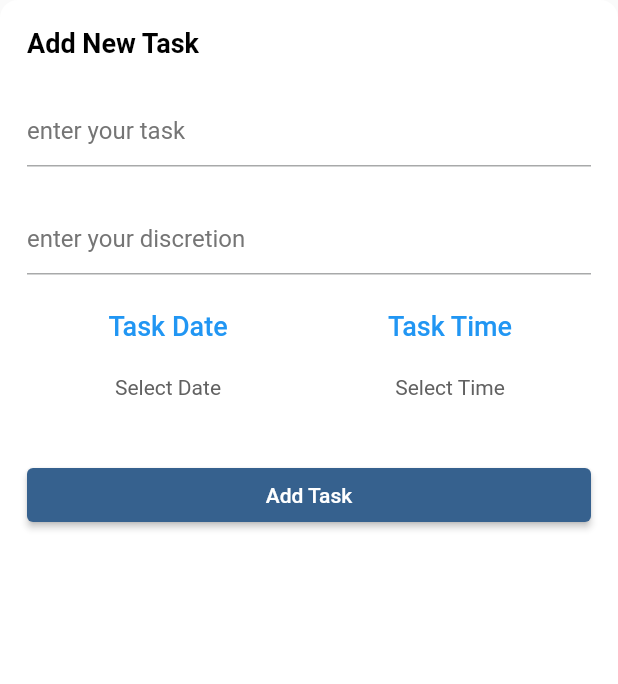
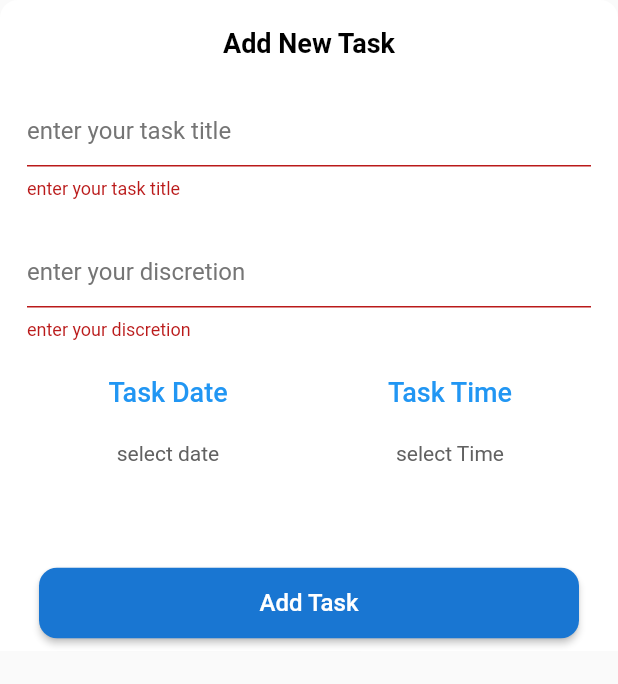
Before and after one commit to abdallahalnagar188/todo_flutter, a Flutter app: the AddTaskBottomSheet widget shown alone on an empty page, opened directly, after a tap on "Add Task", on a phone screen of 412 x 824 dp. Shown: the top 684 px of the screen. Run offline on Flutter 3.47's test engine with Material 3 defaults, Android fonts, the phone set to English and light mode, and no system bars; our stand-ins replace cloud_firestore, firebase_auth, firebase_core, flutter_slidable, shared_preferences; accounts and stored records are empty; generated files the repository leaves out were written again.

Commit message:
finish add task bottom sheet and date and time pickers

```diff
--- a/lib/l10n/app_en.arb
+++ b/lib/l10n/app_en.arb
@@ -14,5 +14,13 @@
   "fullNameHint": "please enter full name",
   "emailHint": "please enter email",
   "passwordHint": "please enter password",
-  "conformationPasswordHint": "please enter conformation password"
+  "conformationPasswordHint": "please enter conformation password",
+  "addTask": "Add Task",
+  "addNewTask": "Add New Task",
+  "enterYourTaskTitle": "enter your task title",
+  "enterYourTaskDiscretion": "enter your discretion",
+  "taskDate": "Task Date",
+  "selectDate": "select date",
+  "taskTime": "Task Time",
+  "selectTime": "select Time"
 }
--- a/lib/ui/common/add_task_bottom_sheet.dart
+++ b/lib/ui/common/add_task_bottom_sheet.dart
@@ -1,7 +1,8 @@
-import 'package:flutter/cupertino.dart';
 import 'package:flutter/material.dart';
 import 'package:todo_flutter/ui/common/add_task_form_field.dart';
-import 'package:todo_flutter/ui/common/app_utils.dart';
+import 'package:flutter_gen/gen_l10n/app_localizations.dart';
+import 'package:todo_flutter/ui/common/dialog_utils.dart';
+
 
 class AddTaskBottomSheet extends StatefulWidget {
   const AddTaskBottomSheet({super.key});
@@ -11,9 +12,16 @@ class AddTaskBottomSheet extends StatefulWidget {
 }
 
 class _AddTaskBottomSheetState extends State<AddTaskBottomSheet> {
+  var formKey = GlobalKey<FormState>();
+  var title = TextEditingController();
+  var description = TextEditingController();
+
   @override
   Widget build(BuildContext context) {
-    return Container(
+    return SingleChildScrollView(
+      child: Form(
+        key: formKey,
+        child: Container(
           padding: EdgeInsets.symmetric(horizontal: 18),
           decoration: BoxDecoration(
             color: Colors.white,
@@ -26,19 +34,39 @@ class _AddTaskBottomSheetState extends State<AddTaskBottomSheet> {
             crossAxisAlignment: CrossAxisAlignment.stretch,
             children: [
               SizedBox(height: 18),
-          Text(
-            "Add New Task",
+              Center(
+                child: Text(
+                  AppLocalizations.of(context)!.addNewTask,
                   style: TextStyle(
                     color: Colors.black,
                     fontWeight: FontWeight.bold,
                     fontSize: 18,
                   ),
                 ),
+              ),
 
               SizedBox(height: 24),
-          AddTaskFormField(hint: "enter your task"),
+              AddTaskFormField(
+                hint: AppLocalizations.of(context)!.enterYourTaskTitle,
+                validator: (text) {
+                  if (text == null || text.trim().isEmpty) {
+                    return AppLocalizations.of(context)!.enterYourTaskTitle;
+                  }
+                  return null;
+                },
+                controler: title,
+              ),
               SizedBox(height: 24),
-          AddTaskFormField(hint: "enter your discretion"),
+              AddTaskFormField(
+                hint: AppLocalizations.of(context)!.enterYourTaskDiscretion,
+                validator: (text) {
+                  if (text == null || text.trim().isEmpty) {
+                    return AppLocalizations.of(context)!.enterYourTaskDiscretion;
+                  }
+                  return null;
+                },
+                controler: description,
+              ),
               SizedBox(height: 24),
               Row(
                 children: [
@@ -46,7 +74,7 @@ class _AddTaskBottomSheetState extends State<AddTaskBottomSheet> {
                     child: Column(
                       children: [
                         Text(
-                      "Task Date",
+                          AppLocalizations.of(context)!.taskDate,
                           style: TextStyle(
                             color: Colors.blue,
                             fontSize: 18,
@@ -59,7 +87,9 @@ class _AddTaskBottomSheetState extends State<AddTaskBottomSheet> {
                             showDatePickerDialog();
                           },
                           child: Text(
-                        "Select Date",
+                            selectedDate == null
+                                ? AppLocalizations.of(context)!.selectDate
+                                : "${selectedDate?.day}/${selectedDate?.month}/${selectedDate?.year}",
                             style: TextStyle(color: Colors.grey.shade700),
                           ),
                         ),
@@ -70,7 +100,7 @@ class _AddTaskBottomSheetState extends State<AddTaskBottomSheet> {
                     child: Column(
                       children: [
                         Text(
-                      "Task Time",
+                          AppLocalizations.of(context)!.taskTime,
                           style: TextStyle(
                             color: Colors.blue,
                             fontSize: 18,
@@ -83,7 +113,9 @@ class _AddTaskBottomSheetState extends State<AddTaskBottomSheet> {
                             showTimePickerDialog();
                           },
                           child: Text(
-                        "Select Time",
+                            selectedTime == null
+                                ? AppLocalizations.of(context)!.selectTime
+                                : "${selectedTime?.hour}:${selectedTime?.minute}",
                             style: TextStyle(color: Colors.grey.shade700),
                           ),
                         ),
@@ -92,36 +124,87 @@ class _AddTaskBottomSheetState extends State<AddTaskBottomSheet> {
                   ),
                 ],
               ),
-          SizedBox(height: 40),
-          ElevatedButton(onPressed: () {}, child: Text("Add Task")),
+              SizedBox(height: 60),
+              Padding(
+                padding: const EdgeInsets.all(8.0),
+                child: ElevatedButton(
+                  style: ElevatedButton.styleFrom(
+                    padding: EdgeInsets.symmetric(vertical: 14),
+                    backgroundColor: Colors.blue.shade700,
+                    shape: RoundedRectangleBorder(
+                      borderRadius: BorderRadius.circular(12),
+                    ),
+                  ),
+                  onPressed: () {
+                    addTask();
+                  },
+                  child: Text(
+                    AppLocalizations.of(context)!.addTask,
+                    style: TextStyle(
+                      fontWeight: FontWeight.w500,
+                      fontSize: 16,
+                      color: Colors.white,
+                    ),
+                  ),
+                ),
+              ),
             ],
+          ),
+        ),
       ),
     );
   }
 
   DateTime? selectedDate;
 
-  void showDatePickerDialog() {
-    showDialog(
+  void showDatePickerDialog() async {
+    var date = await showDatePicker(
       context: context,
-      builder: (_) {
-        return DatePickerDialog(
-          initialDate: selectedDate,
       firstDate: DateTime.now(),
       lastDate: DateTime.now().add(Duration(days: 365)),
+      initialDate: selectedDate ?? DateTime.now(),
     );
-      },
-    );
+    if (date == null) return;
+    setState(() {
+      selectedDate = date;
+    });
   }
 
   TimeOfDay? selectedTime;
 
-  void showTimePickerDialog() {
-    showDialog(
+  void showTimePickerDialog() async {
+    var time = await showTimePicker(
       context: context,
-      builder: (_) {
-        return TimePickerDialog(initialTime: selectedTime ?? TimeOfDay.now());
-      },
+      initialTime: selectedTime ?? TimeOfDay.now(),
     );
+    if (time == null) {
+      return;
+    } else {
+      setState(() {
+        selectedTime = time;
+      });
     }
   }
+
+  void addTask() {
+    if (formKey.currentState?.validate() == false) {
+      return;
+    }
+    if (selectedDate == null) {
+      showMessage(
+        context,
+        content: "please enter valid date",
+        posButtonTitle: "ok",
+      );
+      return;
+    }
+    if (selectedTime == null) {
+      showMessage(
+        context,
+        content: "please enter valid time",
+        posButtonTitle: "ok",
+      );
+      return;
+    }
+  }
+}
--- a/lib/ui/home/home_screen.dart
+++ b/lib/ui/home/home_screen.dart
@@ -27,7 +27,7 @@ class _HomeScreenState extends State<HomeScreen> {
 
     return Scaffold(
       appBar: AppBar(
-        title: Text("Welcome ${authProvider.appUser!.fullName}"),
+        title: Text("Welcome ${authProvider.appUser!.fullName??  " "}"),
         actions: [
           InkWell(
             onTap: () {
```
Also changed, not shown: lib/l10n/app_ar.arb (+9 -1 lines). Lines whose indentation alone changed are shown as unchanged.
